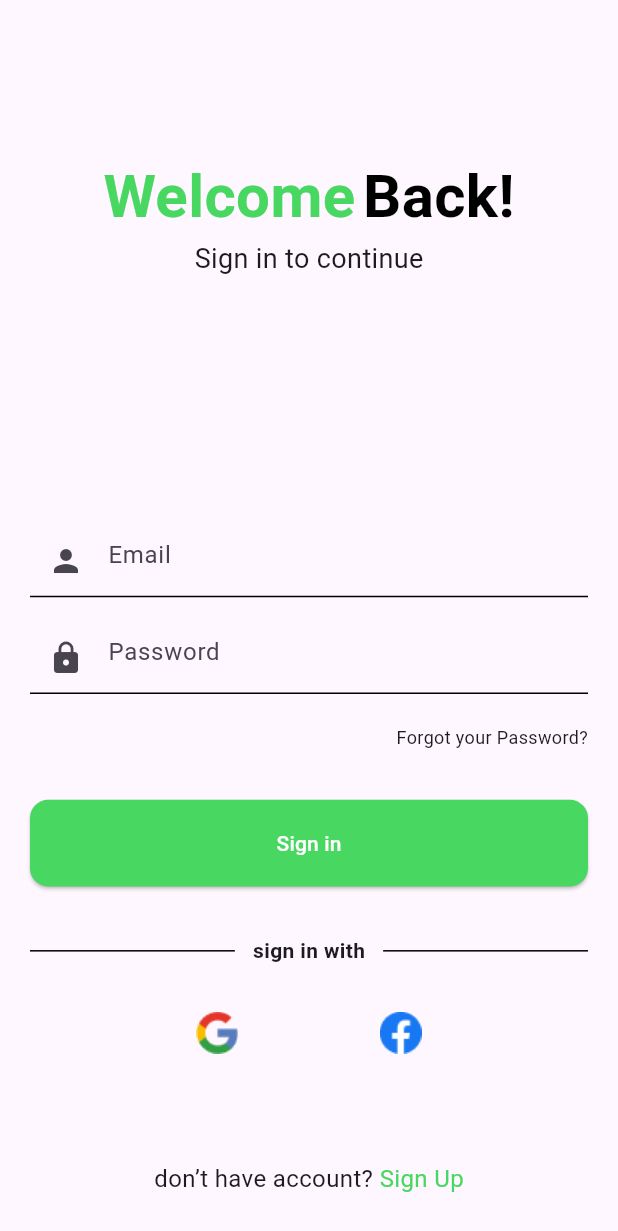
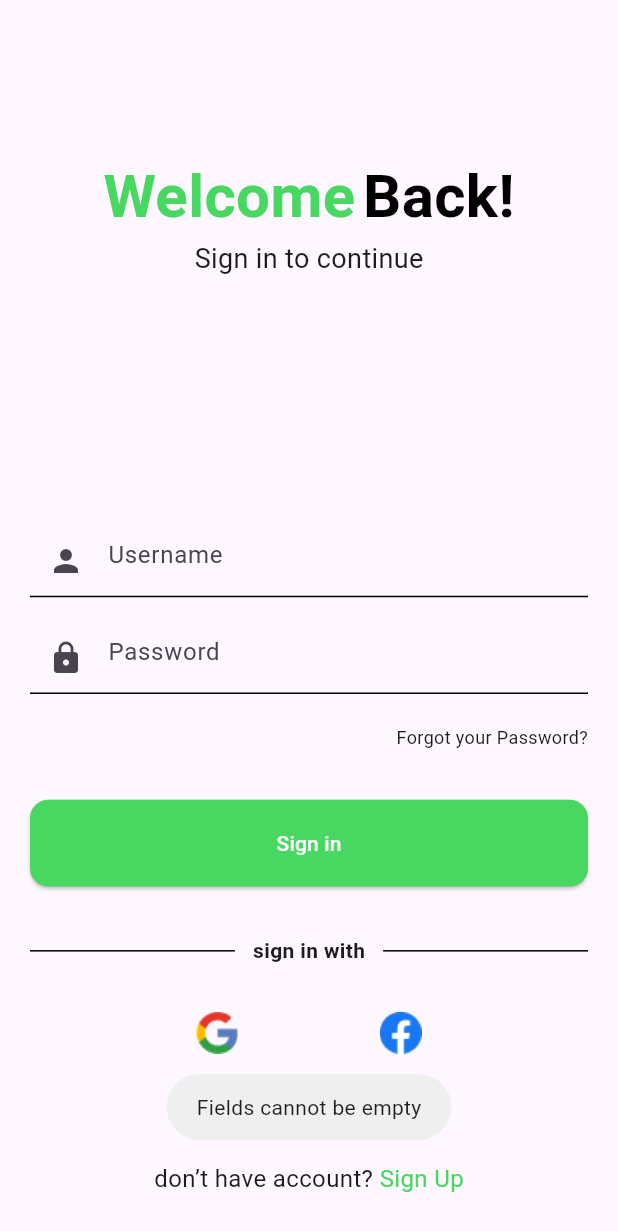
Before and after one commit to haedaraifan/pas-mobile-2023, a Flutter app: the LoginPage screen opened by its route, after a tap on "Sign in", on a phone screen of 412 x 824 dp. Shown: the top 1231 px of the screen. Run offline on Flutter 3.47's test engine with Material 2 defaults, Android fonts, the phone set to English and light mode, and no system bars; our stand-ins replace fluttertoast, get, shared_preferences; accounts and stored records are empty.

Commit message:
feat [MA] login user using api

```diff
--- /dev/null
+++ b/lib/common/models/login_response_model.dart
@@ -0,0 +1,29 @@
+import 'dart:convert';
+
+LoginResponseModel loginResponseModelFromJson(String str) => LoginResponseModel.fromJson(json.decode(str));
+
+String loginResponseModelToJson(LoginResponseModel data) => json.encode(data.toJson());
+
+class LoginResponseModel {
+    final bool status;
+    final String message;
+    final String token;
+
+    LoginResponseModel({
+        required this.status,
+        required this.message,
+        required this.token,
+    });
+
+    factory LoginResponseModel.fromJson(Map<String, dynamic> json) => LoginResponseModel(
+        status: json["status"],
+        message: json["message"],
+        token: json["token"] ?? "",
+    );
+
+    Map<String, dynamic> toJson() => {
+        "status": status,
+        "message": message,
+        "token": token,
+    };
+}
--- /dev/null
+++ b/lib/common/widget/toast_message.dart
@@ -0,0 +1,8 @@
+import 'package:fluttertoast/fluttertoast.dart';
+
+class ToastMessage {
+  static show(String message) => Fluttertoast.showToast(
+    msg: message,
+    toastLength: Toast.LENGTH_SHORT
+  );
+}
--- a/lib/pages/home_page/home_controller.dart
+++ b/lib/pages/home_page/home_controller.dart
@@ -15,9 +15,9 @@ class HomeController extends GetxController {
   void loadData() async {
     try {
 
-      final response = await http.get(
-        Uri.parse("https://fake-coffee-api.vercel.app/api")
-      );
+      final url = Uri.parse("https://fake-coffee-api.vercel.app/api");
+
+      final response = await http.get(url);
 
       if(response.statusCode == 200) {
         coffeResponseModel.value = productResponseModelFromJson(response.body);
--- a/lib/pages/login_page/login_controller.dart
+++ b/lib/pages/login_page/login_controller.dart
@@ -1,17 +1,70 @@
 import 'package:get/get.dart';
+import 'package:http/http.dart' as http;
 import 'package:pas_mobile_2023/common/routes/route_name.dart';
+import 'package:pas_mobile_2023/common/widget/toast_message.dart';
 import 'package:shared_preferences/shared_preferences.dart';
+import '../../common/models/login_response_model.dart';
 
 class LoginController extends GetxController {
   late final SharedPreferences prefs;
-  RxBool isLogin = false.obs;
+  RxBool isLoading = false.obs;
+  RxString message = "".obs;
 
-  loginAction(String username, String password) async {
-    prefs = await SharedPreferences.getInstance();
-    if(username == "admin" && password == "admin") {
-      isLogin.value = true;
-      await prefs.setBool('isLogin', isLogin.value);
-      Get.offNamed(RouteName.home);
+  @override
+  void onInit() {
+    super.onInit();
+    setPreference();
+  }
+
+  void loginAction(String username, String password) async {
+    try {
+
+      isLoading.value = true;
+      if(username.isEmpty || password.isEmpty) {
+        message.value = "Fields cannot be empty";
+
+        isLoading.value = false;
+        ToastMessage.show(message.value);
+        return;
+      }
+
+      final url = Uri.parse("https://mediadwi.com/api/latihan/login");
+      final headers = {
+        "Content-Type": "application/x-www-form-urlencoded",
+      };
+      final body = {
+        "username": username,
+        "password": password
+      };
+
+      final response = await http.post(
+        url,
+        headers: headers,
+        body: body
+      );
+
+      if(response.statusCode == 200) {
+        final responseData = loginResponseModelFromJson(response.body);
+        message.value = responseData.message;
+
+        isLoading.value = false;
+        ToastMessage.show(message.value);
+        if(responseData.status) {
+          await prefs.setBool("isLogin", true);
+          await prefs.setString("userToken", responseData.token);
+
+          Get.offAllNamed(RouteName.home);
+        }
+      } else {
+        print("status code: ${response.statusCode}");
+      }
+
+    } catch(e) {
+      print(e);
     }
   }
+
+  setPreference() async {
+    prefs = await SharedPreferences.getInstance();
+  }
 }
--- a/lib/pages/login_page/login_page.dart
+++ b/lib/pages/login_page/login_page.dart
@@ -15,7 +15,9 @@ class LoginPage extends StatelessWidget {
   Widget build(BuildContext context) {
     final size = MediaQuery.of(context).size;
     return Scaffold(
-      body: Padding(
+      body: Stack(
+        children: [
+          Padding(
             padding: const EdgeInsets.all(20.0),
             child: Column(
               children: [
@@ -32,7 +34,7 @@ class LoginPage extends StatelessWidget {
                 ),
                 Text("Sign in to continue",style: TextStyle(fontSize: 18),),
                 SizedBox(height: size.height*0.2,),
-            Input(hint: "Email", controller: ctrUsername, icon: Icon(Icons.person)),
+                Input(hint: "Username", controller: ctrUsername, icon: Icon(Icons.person)),
                 SizedBox(height: size.height*0.02,),
                 Input(hint: "Password", controller: ctrPassword, icon: Icon(Icons.lock)),
                 SizedBox(height: size.height*0.025,),
@@ -43,7 +45,14 @@ class LoginPage extends StatelessWidget {
                   ],
                 ),
                 SizedBox(height: size.height*0.04,),
-            Button(text: "Sign in", colorB: Color(0xff48d861), colorT: Colors.white, height: size.height*0.07, width: size.width*1, onPressed: () => loginController.loginAction(ctrUsername.text, ctrPassword.text)),
+                Button(
+                  text: "Sign in",
+                  colorB: Color(0xff48d861),
+                  colorT: Colors.white,
+                  height: size.height*0.07,
+                  width: size.width*1,
+                  onPressed: () => loginController.loginAction(ctrUsername.text, ctrPassword.text)
+                ),
                 SizedBox(height: size.height*0.04,),
                 Row(
                   children: [
@@ -71,6 +80,20 @@ class LoginPage extends StatelessWidget {
               ],
             ),
           ),
+          Obx(
+            () => loginController.isLoading  == true ?
+            Container(
+              width: double.infinity,
+              height: double.infinity,
+              color: Colors.black.withOpacity(0.4),
+              child: Center(
+                child: CircularProgressIndicator(),
+              ),
+            ) :
+            Container()
+          )
+        ]
+      ),
     );
   }
 }
--- a/pubspec.yaml
+++ b/pubspec.yaml
@@ -38,6 +38,7 @@ dependencies:
   get:
   shared_preferences:
   http:
+  fluttertoast:
 
 dev_dependencies:
   flutter_test:
```
Also changed, not shown: pubspec.lock, 1 other file. Lines whose indentation alone changed are shown as unchanged.
